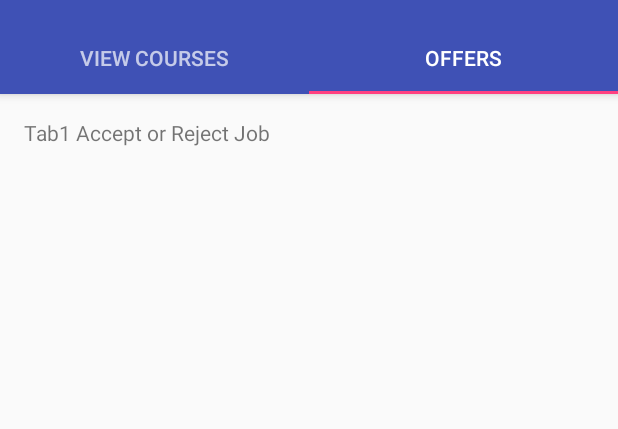
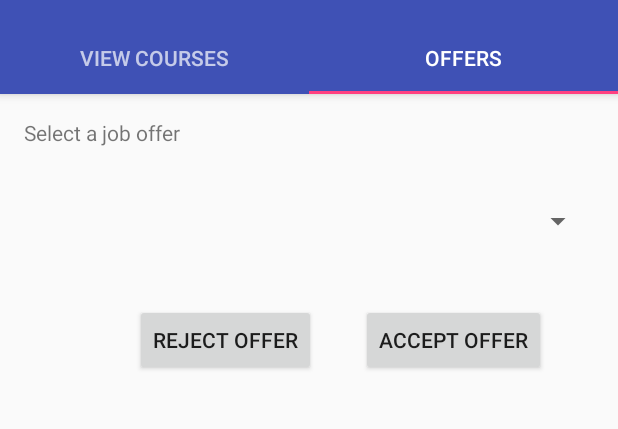
Before and after one commit to hakimamarouche/TAMAS, an Android app: the screen it shows after launch (MainActivity), tab 2 chosen, on a phone screen of 412 x 824 dp, the part 74-503 px from its top. Run offline under Robolectric (Android 15) with nearby library versions, the phone set to English and light mode, and no system bars.

Commit message:
prepared the layout of the accept/reject job offers for the mobile app

```diff
--- a/TeachingAssistantManagementSystemMobile/app/src/main/res/layout/tab2acceptjob.xml
+++ b/TeachingAssistantManagementSystemMobile/app/src/main/res/layout/tab2acceptjob.xml
@@ -8,11 +8,46 @@
     android:paddingTop="@dimen/activity_vertical_margin"
     tools:context="ecse321.mcgill.ca.tamas.MainActivity$PlaceholderFragment">
 
-    <TextView
-        android:id="@+id/section_label"
+    <Spinner
+        android:id="@+id/spinner"
+        android:layout_width="match_parent"
+        android:layout_height="wrap_content"
+        android:layout_marginTop="37dp"
+        android:layout_below="@+id/textView9"
+        android:layout_alignParentLeft="true"
+        android:layout_alignParentStart="true" />
+
+    <Button
+        android:id="@+id/button2"
         android:layout_width="wrap_content"
         android:layout_height="wrap_content"
-        android:text="Tab1 Accept or Reject Job"
-        />
+        android:layout_marginTop="43dp"
+        android:text="reject offer"
+        android:layout_below="@+id/spinner"
+        android:layout_toLeftOf="@+id/button3"
+        android:layout_toStartOf="@+id/button3"
+        android:layout_marginRight="30dp"
+        android:layout_marginEnd="30dp" />
+
+    <Button
+        android:id="@+id/button3"
+        android:layout_width="wrap_content"
+        android:layout_height="wrap_content"
+        android:text="Accept offer"
+        android:layout_marginRight="32dp"
+        android:layout_marginEnd="32dp"
+        android:layout_alignBaseline="@+id/button2"
+        android:layout_alignBottom="@+id/button2"
+        android:layout_alignParentRight="true"
+        android:layout_alignParentEnd="true" />
+
+    <TextView
+        android:id="@+id/textView9"
+        android:layout_width="wrap_content"
+        android:layout_height="wrap_content"
+        android:layout_alignParentLeft="true"
+        android:layout_alignParentStart="true"
+        android:layout_alignParentTop="true"
+        android:text="Select a job offer" />
 
 </RelativeLayout>
```
